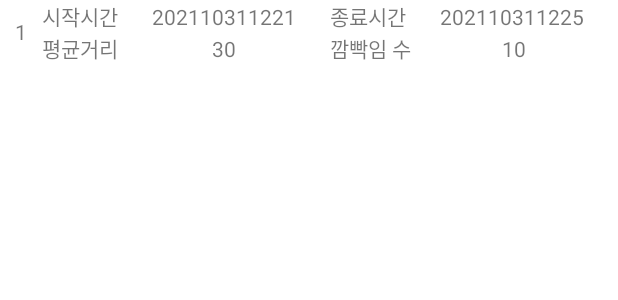
After one commit to tngns1129/skuproject, an Android app: the layout layout_blink_record.xml on its own in the app's theme, with its tools: preview values and no code run, on a phone screen of 412 x 824 dp. The commit adds this screen. Shown: the top 300 px of the screen. Run offline under Robolectric (Android 15) with nearby library versions, the phone set to English and light mode, and no system bars.

Commit message:
blink recycler view

```diff
--- a/app/src/main/res/layout/fragment_blink_record.xml
+++ b/app/src/main/res/layout/fragment_blink_record.xml
@@ -4,4 +4,9 @@
     android:layout_height="match_parent"
     android:orientation="vertical">
 
+    <androidx.recyclerview.widget.RecyclerView
+        android:id="@+id/recycler_view"
+        android:layout_width="match_parent"
+        android:layout_height="match_parent"/>
+
 </LinearLayout>
--- /dev/null
+++ b/app/src/main/res/layout/layout_blink_record.xml
@@ -0,0 +1,108 @@
+<?xml version="1.0" encoding="utf-8"?>
+    <LinearLayout xmlns:android="http://schemas.android.com/apk/res/android"
+    xmlns:app="http://schemas.android.com/apk/res-auto"
+        android:layout_width="match_parent"
+        android:layout_height="wrap_content"
+        android:orientation="horizontal">
+        <TextView
+            android:id="@+id/index"
+            android:layout_width="wrap_content"
+            android:layout_height="match_parent"
+            android:text="1"
+            android:gravity="center"
+            android:layout_margin="10dp"/>
+
+        <LinearLayout
+            android:layout_width="match_parent"
+            android:layout_height="wrap_content"
+            android:orientation="vertical"
+            android:layout_weight="1">
+
+            <LinearLayout
+                android:layout_width="match_parent"
+                android:layout_height="wrap_content"
+                android:orientation="horizontal">
+
+                <TextView
+                    android:layout_width="wrap_content"
+                    android:layout_height="wrap_content"
+                    android:text="시작시간"/>
+
+                <TextView
+                    android:id="@+id/start_time"
+                    android:layout_width="0dp"
+                    android:layout_height="wrap_content"
+                    android:text="202110311221"
+                    android:layout_weight="1"
+                    android:gravity="center"/>
+
+            </LinearLayout>
+
+            <LinearLayout
+                android:layout_width="match_parent"
+                android:layout_height="wrap_content"
+                android:orientation="horizontal">
+
+                <TextView
+                    android:layout_width="wrap_content"
+                    android:layout_height="match_parent"
+                    android:text="평균거리"/>
+
+                <TextView
+                    android:id="@+id/distance_avg"
+                    android:layout_width="0dp"
+                    android:layout_height="wrap_content"
+                    android:text="30"
+                    android:layout_weight="1"
+                    android:gravity="center"/>
+
+            </LinearLayout>
+
+        </LinearLayout>
+
+        <LinearLayout
+            android:layout_width="match_parent"
+            android:layout_height="wrap_content"
+            android:orientation="vertical"
+            android:layout_weight="1">
+
+            <LinearLayout
+                android:layout_width="match_parent"
+                android:layout_height="wrap_content"
+                android:orientation="horizontal">
+
+                <TextView
+                    android:layout_width="wrap_content"
+                    android:layout_height="wrap_content"
+                    android:text="종료시간"/>
+
+                <TextView
+                    android:id="@+id/finish_time"
+                    android:layout_width="0dp"
+                    android:layout_height="wrap_content"
+                    android:text="202110311225"
+                    android:layout_weight="1"
+                    android:gravity="center"/>
+
+            </LinearLayout>
+
+            <LinearLayout
+                android:layout_width="match_parent"
+                android:layout_height="wrap_content">
+
+                <TextView
+                    android:layout_width="wrap_content"
+                    android:layout_height="wrap_content"
+                    android:text="깜빡임 수"/>
+
+                <TextView
+                    android:id="@+id/blink"
+                    android:layout_width="0dp"
+                    android:layout_height="wrap_content"
+                    android:text="10"
+                    android:layout_weight="1"
+                    android:gravity="center"/>
+
+            </LinearLayout>
+        </LinearLayout>
+    </LinearLayout>
```
Also changed, not shown: app/src/main/java/com/familyset/myapplication/ui/main/blink/BlinkFragment.java (+9 -7 lines), app/src/main/java/com/familyset/myapplication/ui/main/blink/BlinkFragmentViewModel.java (+22 -12 lines), app/src/main/java/com/familyset/myapplication/ui/main/record/BlinkRecordAdapter.java (added, +70 -0 lines), app/src/main/java/com/familyset/myapplication/ui/main/record/BlinkRecordFragment.java (+22 -1 lines), app/src/main/java/com/familyset/myapplication/ui/main/record/BlinkRecordViewModel.java (added, +14 -0 lines), app/src/main/java/com/familyset/myapplication/ui/main/record/RecordAdapter.java (renamed from app/src/main/java/com/familyset/myapplication/RecordAdapter.java, +4 -3 lines), app/src/main/java/com/familyset/myapplication/ui/main/record/RecordFragment.java (+29 -8 lines), app/src/main/java/com/familyset/myapplication/ui/main/record/RecordFragmentViewModel.java (+11 -1 lines).
